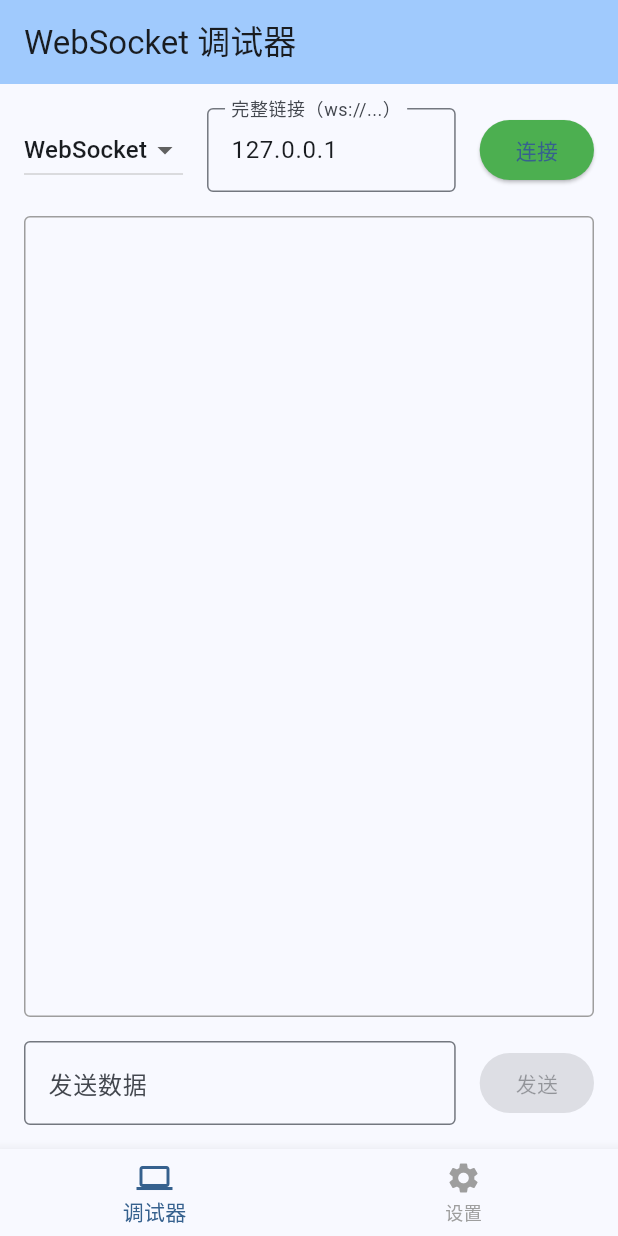
After one commit to loafman-kangjun/PortPlus, a Flutter app: the screen it shows after launch, on a phone screen of 412 x 824 dp. The commit adds this screen. Run offline on Flutter 3.47's test engine with Material 3 defaults, Android fonts, the phone set to English and light mode, and no system bars.

Commit message:
MERGE components

```diff
--- /dev/null
+++ b/lib/components/connection_panel.dart
@@ -0,0 +1,74 @@
+import 'package:flutter/material.dart';
+
+class ConnectionPanel extends StatelessWidget {
+  final String protocol;
+  final ValueChanged<String> onProtocolChanged;
+  final TextEditingController ipController;
+  final TextEditingController portController;
+  final bool isConnected;
+  final VoidCallback onConnect;
+
+  const ConnectionPanel({
+    super.key,
+    required this.protocol,
+    required this.onProtocolChanged,
+    required this.ipController,
+    required this.portController,
+    required this.isConnected,
+    required this.onConnect,
+  });
+
+  @override
+  Widget build(BuildContext context) {
+    return Row(
+      children: [
+        DropdownButton<String>(
+          value: protocol,
+          items: const [
+            DropdownMenuItem(value: 'ws', child: Text('WebSocket')),
+            DropdownMenuItem(value: 'tcp', child: Text('TCP')),
+          ],
+          onChanged: (String? newValue) {
+            if (newValue != null) {
+              onProtocolChanged(newValue);
+            }
+          },
+        ),
+        const SizedBox(width: 16),
+        Expanded(
+          flex: 2,
+          child: TextField(
+            controller: ipController,
+            decoration: InputDecoration(
+              labelText: protocol == 'ws'
+                  ? '完整链接（ws://...）'
+                  : 'IP 地址',
+              border: const OutlineInputBorder(),
+            ),
+          ),
+        ),
+        const SizedBox(width: 16),
+        if (protocol == 'tcp') ...[
+          Expanded(
+            child: TextField(
+              controller: portController,
+              decoration: const InputDecoration(
+                labelText: '端口',
+                border: OutlineInputBorder(),
+              ),
+              keyboardType: TextInputType.number,
+            ),
+          ),
+          const SizedBox(width: 16),
+        ],
+        ElevatedButton(
+          onPressed: onConnect,
+          style: ElevatedButton.styleFrom(
+            backgroundColor: isConnected ? Colors.red : Colors.green,
+          ),
+          child: Text(isConnected ? '断开' : '连接'),
+        ),
+      ],
+    );
+  }
+}
--- /dev/null
+++ b/lib/components/received_data_display.dart
@@ -0,0 +1,26 @@
+import 'package:flutter/material.dart';
+
+class ReceivedDataDisplay extends StatelessWidget {
+  final List<String> receivedData;
+  const ReceivedDataDisplay({
+    super.key,
+    required this.receivedData,
+  });
+
+  @override
+  Widget build(BuildContext context) {
+    return Container(
+      padding: const EdgeInsets.all(8),
+      decoration: BoxDecoration(
+        border: Border.all(color: Colors.grey),
+        borderRadius: BorderRadius.circular(4),
+      ),
+      child: ListView.builder(
+        itemCount: receivedData.length,
+        itemBuilder: (context, index) {
+          return Text(receivedData[index]);
+        },
+      ),
+    );
+  }
+}
--- /dev/null
+++ b/lib/components/send_data_panel.dart
@@ -0,0 +1,35 @@
+import 'package:flutter/material.dart';
+
+class SendDataPanel extends StatelessWidget {
+  final TextEditingController sendController;
+  final bool isConnected;
+  final VoidCallback onSend;
+  const SendDataPanel({
+    super.key,
+    required this.sendController,
+    required this.isConnected,
+    required this.onSend,
+  });
+
+  @override
+  Widget build(BuildContext context) {
+    return Row(
+      children: [
+        Expanded(
+          child: TextField(
+            controller: sendController,
+            decoration: const InputDecoration(
+              labelText: '发送数据',
+              border: OutlineInputBorder(),
+            ),
+          ),
+        ),
+        const SizedBox(width: 16),
+        ElevatedButton(
+          onPressed: isConnected ? onSend : null,
+          child: const Text('发送'),
+        ),
+      ],
+    );
+  }
+}
--- a/lib/pages/tcp_debugger_page.dart
+++ b/lib/pages/tcp_debugger_page.dart
@@ -1,5 +1,8 @@
 import 'package:flutter/material.dart';
-import 'package:port_plus/services/socket_manager.dart'; // 引入 SocketManager
+import 'package:port_plus/services/socket_manager.dart';
+import 'package:port_plus/components/connection_panel.dart';
+import 'package:port_plus/components/received_data_display.dart';
+import 'package:port_plus/components/send_data_panel.dart';
 
 class TcpDebuggerPage extends StatefulWidget {
   const TcpDebuggerPage({super.key});
@@ -22,7 +25,6 @@ class _TcpDebuggerPageState extends State<TcpDebuggerPage> {
 
   void _connect() async {
     if (_isConnected) {
-      // 已连接则关闭
       _socketManager?.disconnect();
       setState(() {
         _isConnected = false;
@@ -111,93 +113,29 @@ class _TcpDebuggerPageState extends State<TcpDebuggerPage> {
         padding: const EdgeInsets.all(16.0),
         child: Column(
           children: [
-            Row(
-              children: [
-                DropdownButton<String>(
-                  value: _protocol,
-                  items: const [
-                    DropdownMenuItem(value: 'ws', child: Text('WebSocket')),
-                    DropdownMenuItem(value: 'tcp', child: Text('TCP')),
-                  ],
-                  onChanged: (String? newValue) {
-                    if (newValue != null) {
-                      setState(() {
-                        _protocol = newValue;
-                      });
-                    }
-                  },
-                ),
-                const SizedBox(width: 16),
-                Expanded(
-                  flex: 2,
-                  child: TextField(
-                    controller: _ipController,
-                    decoration: InputDecoration(
-                      labelText: _protocol == 'ws'
-                          ? '完整链接（ws://...）'
-                          : 'IP 地址',
-                      border: const OutlineInputBorder(),
-                    ),
-                  ),
-                ),
-                const SizedBox(width: 16),
-                if (_protocol == 'tcp') ...[
-                  Expanded(
-                    child: TextField(
-                      controller: _portController,
-                      decoration: const InputDecoration(
-                        labelText: '端口',
-                        border: OutlineInputBorder(),
-                      ),
-                      keyboardType: TextInputType.number,
-                    ),
-                  ),
-                  const SizedBox(width: 16),
-                ],
-                ElevatedButton(
-                  onPressed: _connect,
-                  style: ElevatedButton.styleFrom(
-                    backgroundColor:
-                        _isConnected ? Colors.red : Colors.green,
-                  ),
-                  child: Text(_isConnected ? '断开' : '连接'),
-                ),
-              ],
+            ConnectionPanel(
+              protocol: _protocol,
+              ipController: _ipController,
+              portController: _portController,
+              isConnected: _isConnected,
+              onProtocolChanged: (newProtocol) {
+                setState(() {
+                  _protocol = newProtocol;
+                });
+              },
+              onConnect: _connect,
             ),
             const SizedBox(height: 16),
             Expanded(
-              child: Container(
-                padding: const EdgeInsets.all(8),
-                decoration: BoxDecoration(
-                  border: Border.all(color: Colors.grey),
-                  borderRadius: BorderRadius.circular(4),
-                ),
-                child: ListView.builder(
-                  itemCount: _receivedData.length,
-                  itemBuilder: (context, index) {
-                    return Text(_receivedData[index]);
-                  },
-                ),
+              child: ReceivedDataDisplay(
+                receivedData: _receivedData,
               ),
             ),
             const SizedBox(height: 16),
-            Row(
-              children: [
-                Expanded(
-                  child: TextField(
-                    controller: _sendController,
-                    decoration: const InputDecoration(
-                      labelText: '发送数据',
-                      border: OutlineInputBorder(),
-                    ),
-                  ),
-                ),
-                const SizedBox(width: 16),
-                ElevatedButton(
-                  onPressed: _isConnected ? _sendData : null,
-                  child: const Text('发送'),
-                ),
-              ],
+            SendDataPanel(
+              sendController: _sendController,
+              isConnected: _isConnected,
+              onSend: _sendData,
             ),
           ],
         ),
```
